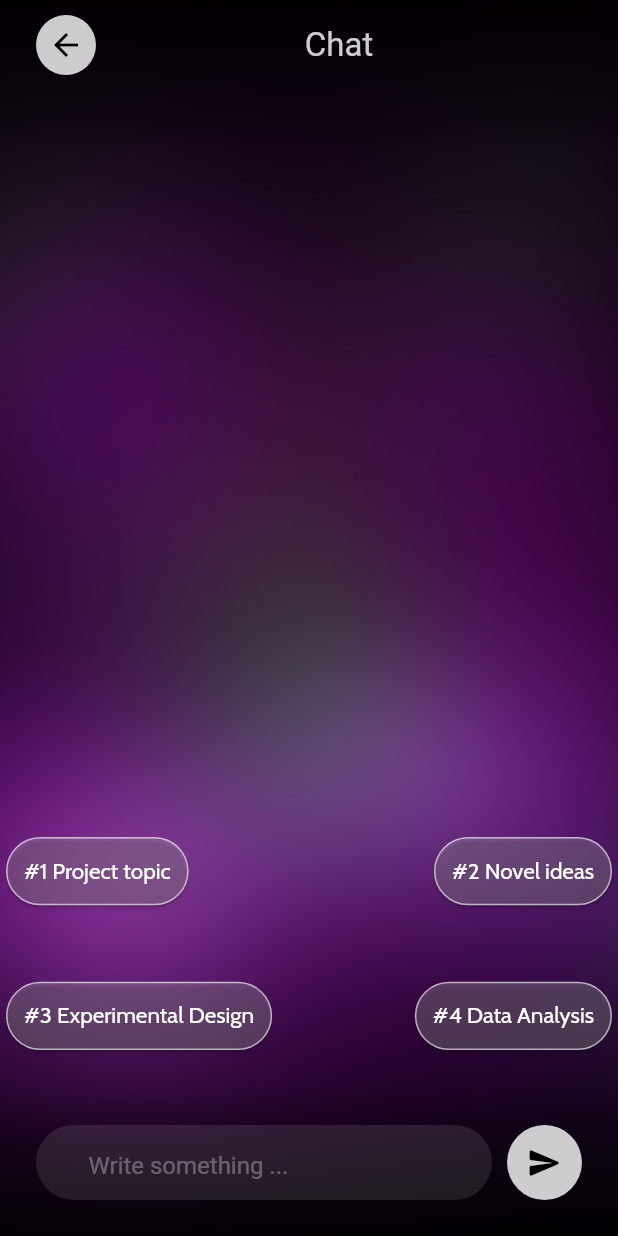
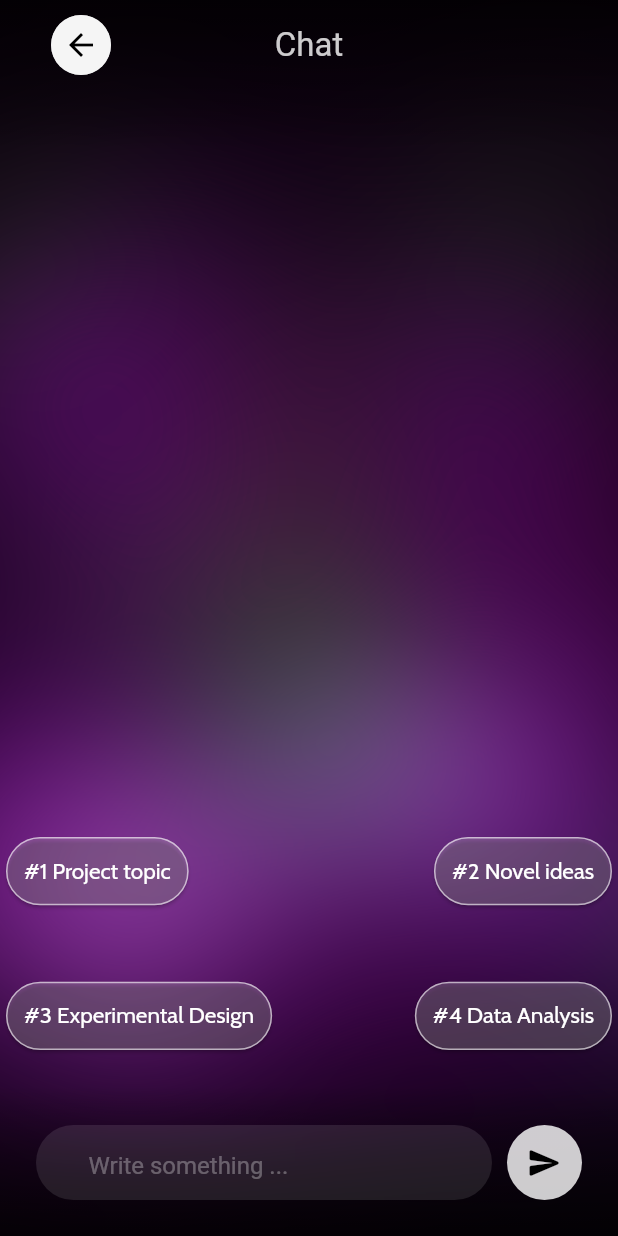
Before and after one commit to hngx-org/brainstorm-ai, a Flutter app: the NavigationScreen screen opened by its route, after a tap on "testing test me and my might oh lord", on a phone screen of 412 x 824 dp. Run offline on Flutter 3.47's test engine with Material 2 defaults, Android fonts, the phone set to English and light mode, and no system bars; our stand-ins replace flutter_screenutil, go_router, google_fonts, shared_preferences; accounts and stored records are empty.

Commit message:
readjusted backbutton, top section, routed subs and automated screen

```diff
--- /dev/null
+++ b/lib/common/constants/reusables/back_button.dart
@@ -0,0 +1,33 @@
+import 'package:ai_brainstorm/common/constants/app_color.dart';
+import 'package:ai_brainstorm/core/config/router_config.dart';
+import 'package:flutter/material.dart';
+
+class BackButtonWidget extends StatelessWidget {
+  final String? route;
+
+  const BackButtonWidget({
+    super.key, this.route,
+  });
+
+  @override
+  Widget build(BuildContext context) {
+    return SizedBox.square(
+      dimension: 40,
+      child: Container(
+        decoration: BoxDecoration(
+            borderRadius: BorderRadius.circular(40),
+            color: AppColor.whiteOpacity8),
+        child: Center(
+          child: IconButton(
+            icon: Icon(Icons.arrow_back),
+            color: Colors.black,
+            iconSize: 24,
+            onPressed: () {
+              route ?? routerConfig.pop();
+            },
+          ),
+        ),
+      ),
+    );
+  }
+}
--- a/lib/common/constants/route_constant.dart
+++ b/lib/common/constants/route_constant.dart
@@ -7,4 +7,6 @@
   static const String chatScreen = '/chat-screen';
   static const String nav = '/navigation';
   static const String settingsScreen = '/settings-screen';
+  static const String mainSuscribeScreen = '/main-sub-screen';
+  static const String mainAutomations = '/main-auto-screen';
 }
--- a/lib/core/config/router_config.dart
+++ b/lib/core/config/router_config.dart
@@ -1,4 +1,5 @@
 import 'package:ai_brainstorm/common/constants/route_constant.dart';
+import 'package:ai_brainstorm/presentation/screens/chat_automations/chat_automations.dart';
 import 'package:ai_brainstorm/presentation/screens/home/home.dart';
 import 'package:ai_brainstorm/presentation/screens/navigation/navigation.dart';
 import 'package:ai_brainstorm/presentation/screens/onBoarding/intro_screen/intro_screen.dart';
@@ -7,6 +8,7 @@
 import 'package:ai_brainstorm/presentation/screens/chat/chat_screen.dart';
 import 'package:ai_brainstorm/presentation/screens/settings/settings_screen.dart';
 import 'package:ai_brainstorm/presentation/screens/splash_screen.dart';
+import 'package:ai_brainstorm/presentation/screens/suscribe_screen/main_suscribe_screen.dart';
 import 'package:flutter/cupertino.dart';
 import 'package:go_router/go_router.dart';
 
@@ -106,7 +108,21 @@
         key: state.pageKey,
       ),
     ),
-  GoRoute(
+    GoRoute(
+      path: RoutesPath.mainSuscribeScreen,
+      pageBuilder: (context, state) => CupertinoPage<void>(
+        child: const MainSuscribeScreen(),
+        key: state.pageKey,
+      ),
+    ),
+    GoRoute(
+      path: RoutesPath.mainAutomations,
+      pageBuilder: (context, state) => CupertinoPage<void>(
+        child: const MainAutomations(),
+        key: state.pageKey,
+      ),
+    ),
+    GoRoute(
     path: RoutesPath.settingsScreen,
     pageBuilder: (context, state) {
       if (state.extra != null) {
--- a/lib/presentation/screens/chat/chat_screen.dart
+++ b/lib/presentation/screens/chat/chat_screen.dart
@@ -1,5 +1,6 @@
 import 'package:ai_brainstorm/common/constants/app_color.dart';
 import 'package:ai_brainstorm/common/constants/reusables/automated_qyns.dart';
+import 'package:ai_brainstorm/common/constants/reusables/back_button.dart';
 import 'package:ai_brainstorm/common/constants/reusables/chat_container.dart';
 import 'package:ai_brainstorm/common/constants/reusables/custom_background.dart';
 import 'package:ai_brainstorm/common/constants/reusables/transparent_film.dart';
@@ -39,7 +40,6 @@
   }
 
   Future<void> SendAutomatedChat(context) async {
-    print(' widget ${automated }');
 
     setState(() {
       isAutomated = true;
@@ -123,7 +123,6 @@
   @override
   Widget build(BuildContext context) {
     final mediaQuery = MediaQuery.of(context).size;
-    print(' chat $isAnimationInProgress') ;
     return Stack(
       children: [
         CustomBackground(),
@@ -144,10 +143,8 @@
                         isNewQueryResponseList: isNewQueryResponseList,
                         scrollController: scrollController,
                         onAnimationComplete: (bool animationFinished) {
-                          print('callback bool chat $animationFinished');
                         setState(() {
                           isAnimationInProgress = animationFinished;
-                          print('chat bool $isAnimationInProgress');
                         });
                       },
                       ),
@@ -198,7 +195,6 @@
                           // Always set generatedText to the provided text
                           generatedText = text;
                           isNewQuery = true;
-                          print(' new text: $generatedText');
 
                           // Reset all values to false
                           for (int i = 0;
@@ -253,7 +249,6 @@
 
   @override
   Widget build(BuildContext context) {
-    print('input $isAnimationInProgress');
     return Padding(
       padding: const EdgeInsets.all(24),
       child: Row(
@@ -388,38 +383,26 @@
       padding: const EdgeInsets.symmetric(horizontal: 24, vertical: 10),
       child: SizedBox(
         height: 40,
-        child: Row(
+        child: Stack(
+          alignment: Alignment.center,
           children: [
-            SizedBox.square(
+            Positioned(
+              left: 10,
+              child: SizedBox.square(
                 dimension: 40,
                 child: Container(
                   decoration: BoxDecoration(
                       borderRadius: BorderRadius.circular(40),
                       color: AppColor.whiteOpacity8),
                   child: Center(
-                  child: IconButton(
-                    icon: Icon(Icons.arrow_back),
-                    color: Colors.black,
-                    iconSize: 24,
-                    onPressed: () {
-                      final fN = SharedPreferencesManager.prefs
-                              .getString('first_name') ??
-                          '';
-                      final lN = SharedPreferencesManager.prefs
-                              .getString('last_name') ??
-                          '';
-
-                      routerConfig.pushReplacement(RoutesPath.nav, extra: {
-                        'first_name': fN,
-                        'last_name': lN,
-                      });
-                    },
+                    child: BackButtonWidget()
                   ),
                 ),
               ),
             ),
             Expanded(
-              child: Center(
+              child: Align(
+                alignment: Alignment.center,
                   child: Text(
                 middleText,
                 style: TextStyle(
--- a/lib/presentation/screens/home/home.dart
+++ b/lib/presentation/screens/home/home.dart
@@ -182,6 +182,10 @@
                                 builder: (context) => const MainAutomations()),
                           );
                         },
+                        child: GestureDetector(
+                          onTap: (){
+                            routerConfig.push(RoutesPath.mainAutomations);
+                          },
                           child: Container(
                             padding: const EdgeInsets.all(6),
                             decoration: BoxDecoration(
@@ -191,6 +195,7 @@
                               CupertinoIcons.arrow_up_right,
                               weight: 4,
                               size: 16,
+                            ),
                           ),
                         ),
                       )
--- a/lib/presentation/screens/navigation/navigation.dart
+++ b/lib/presentation/screens/navigation/navigation.dart
@@ -70,7 +70,7 @@
                     icon: Icon(Icons.home_filled),
                     color: _currentIndex == 0
                         ? Colors.white
-                        : Colors.white.withOpacity(0.8),
+                        : Colors.white.withOpacity(0.6),
                     iconSize: 30,
                     onPressed: () {
                       _onItemTapped(0);
@@ -84,7 +84,7 @@
                     ),
                     child: IconButton(
                       icon: Icon(Icons.add),
-                      color: _currentIndex == 0
+                      color: _currentIndex == 1
                           ? Colors.black
                           : Colors.black.withOpacity(0.8),
                       iconSize: 30,
@@ -95,9 +95,9 @@
                   ),
                   IconButton(
                     icon: Icon(Icons.settings),
-                    color: _currentIndex == 0
+                    color: _currentIndex == 2
                         ? Colors.white
-                        : Colors.white.withOpacity(0.8),
+                        : Colors.white.withOpacity(0.6),
                     iconSize: 30,
                     onPressed: () {
                       _onItemTapped(2);
--- a/lib/presentation/screens/settings/settings_screen.dart
+++ b/lib/presentation/screens/settings/settings_screen.dart
@@ -1,4 +1,6 @@
 import 'package:ai_brainstorm/common/constants/reusables/transparent_film.dart';
+import 'package:ai_brainstorm/common/constants/route_constant.dart';
+import 'package:ai_brainstorm/core/config/router_config.dart';
 import 'package:flutter/material.dart';
 
 class SettingsScreen extends StatefulWidget {
@@ -38,7 +40,11 @@
                   ),
                 ),
                 const SizedBox(height: 40,),
-                SizedBox( // TODO: only show this widget when the user doesnt already have premium
+                GestureDetector(
+                  onTap: (){
+                    routerConfig.push(RoutesPath.mainSuscribeScreen);
+                  },
+                  child: SizedBox( // TODO: only show this widget when the user doesnt already have premium
                     child: Container(
                       clipBehavior: Clip.antiAlias,
                       decoration: BoxDecoration(
@@ -101,6 +107,7 @@
                             ],
                           ),
                         )
+                      ),
                     ),
                   ),
                 ),
--- a/lib/presentation/screens/suscribe_screen/subscribe_widgets.dart
+++ b/lib/presentation/screens/suscribe_screen/subscribe_widgets.dart
@@ -46,6 +46,7 @@
                   size: 22.sp,
                 )
               : const SizedBox(),
+          5.horizontalSpace,
           Text(
             myText,
             textAlign: TextAlign.center,
```
Also changed, not shown: lib/presentation/screens/chat_automations/chat_automations.dart (+9 -13 lines), lib/presentation/screens/suscribe_screen/main_suscribe_screen.dart (+9 -10 lines). Lines whose indentation alone changed are shown as unchanged.
